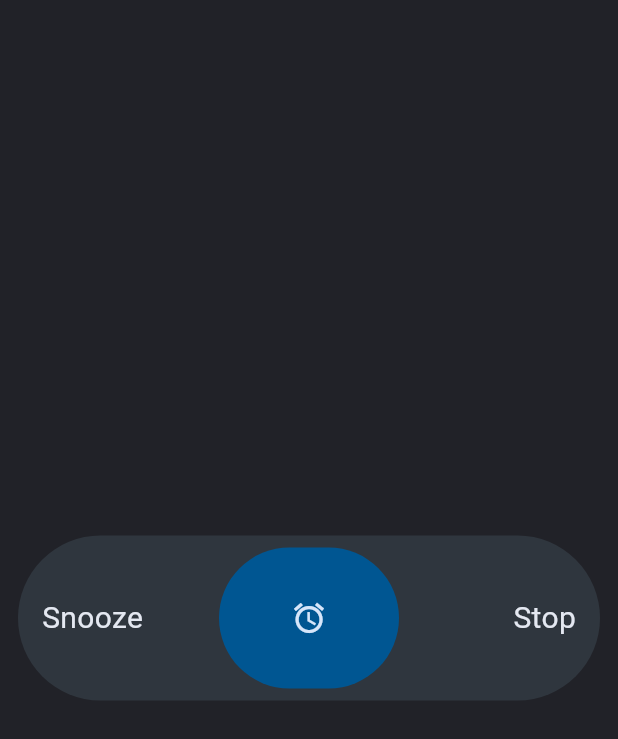
After one commit to Shadowsvg/widgets_gallery, a Flutter app: the AlarmAnimation screen opened directly, on a phone screen of 412 x 824 dp. The commit adds this screen. Shown: the top 739 px of the screen. Run offline on Flutter 3.47's test engine with Material 3 defaults, Android fonts, the phone set to English and light mode, and no system bars.

Commit message:
added animation to alarm icon and handled user touch to slide

```diff
--- /dev/null
+++ b/lib/widgets/animations/alarm_animation.dart
@@ -0,0 +1,238 @@
+import 'dart:math' as math;
+
+import 'package:flutter/material.dart';
+import 'package:widgets_gallery/custom_page_route.dart';
+
+class AlarmAnimation extends StatefulWidget {
+  const AlarmAnimation({super.key});
+
+  @override
+  State<AlarmAnimation> createState() => _AlarmAnimationState();
+}
+
+class _AlarmAnimationState extends State<AlarmAnimation> {
+  @override
+  Widget build(BuildContext context) {
+    return Scaffold(
+      backgroundColor: const Color(0xFF212228),
+      body: Center(
+        child: Container(
+          margin: const EdgeInsets.symmetric(
+            horizontal: 12,
+          ),
+          padding: const EdgeInsets.all(8),
+          height: 110,
+          decoration: BoxDecoration(
+            color: const Color(0xFF2f363e),
+            borderRadius: BorderRadius.circular(
+              55,
+            ),
+          ),
+          child: Row(
+            mainAxisAlignment: MainAxisAlignment.spaceBetween,
+            children: [
+              DragTarget<String>(
+                onAcceptWithDetails: (details) {
+                  if (details.data == 'alarm') {
+                    Navigator.push(
+                      context,
+                      CustomPageRoute(
+                        route: const AlarmChoiceScreen(
+                          alarmChoice: 'Snooze',
+                        ),
+                      ),
+                    );
+                  }
+                },
+                onMove: (details) {
+                  // if (details.data == 'alarm') {
+                  //   Navigator.push(
+                  //     context,
+                  //     CustomPageRoute(
+                  //       route: const AlarmChoiceScreen(
+                  //         alarmChoice: 'Snooze',
+                  //       ),
+                  //     ),
+                  //   );
+                  // }
+                },
+                builder: (
+                  BuildContext context,
+                  List<Object?> candidateData,
+                  List<dynamic> rejectedData,
+                ) {
+                  return Container(
+                    width: 120,
+                    padding: const EdgeInsets.only(left: 8),
+                    decoration: const BoxDecoration(
+                      borderRadius: BorderRadius.only(
+                        topLeft: Radius.circular(55),
+                        bottomLeft: Radius.circular(55),
+                      ),
+                    ),
+                    child: const Align(
+                      alignment: Alignment.centerLeft,
+                      child: Text(
+                        'Snooze',
+                        style: TextStyle(
+                          color: Color(0xffe4e8f1),
+                          fontSize: 20,
+                        ),
+                      ),
+                    ),
+                  );
+                },
+              ),
+              Draggable<String>(
+                data: 'alarm',
+                hitTestBehavior: HitTestBehavior.deferToChild,
+                feedback: const AlarmContainer(),
+                childWhenDragging: Container(
+                  color: Colors.transparent,
+                ),
+                axis: Axis.horizontal,
+                child: const AlarmContainer(),
+              ),
+              DragTarget<String>(
+                onAcceptWithDetails: (details) {
+                  if (details.data == 'alarm') {
+                    Navigator.push(
+                      context,
+                      CustomPageRoute(
+                        route: const AlarmChoiceScreen(
+                          alarmChoice: 'Stop',
+                        ),
+                      ),
+                    );
+                  }
+                },
+                builder: (
+                  BuildContext context,
+                  List<Object?> candidateData,
+                  List<dynamic> rejectedData,
+                ) {
+                  return Container(
+                    padding: const EdgeInsets.only(right: 8),
+                    width: 120,
+                    decoration: const BoxDecoration(
+                      borderRadius: BorderRadius.only(
+                        topRight: Radius.circular(55),
+                        bottomRight: Radius.circular(55),
+                      ),
+                    ),
+                    child: const Align(
+                      alignment: Alignment.centerRight,
+                      child: Text(
+                        'Stop',
+                        style: TextStyle(
+                          color: Color(0xffe4e8f1),
+                          fontSize: 20,
+                        ),
+                      ),
+                    ),
+                  );
+                },
+              ),
+            ],
+          ),
+        ),
+      ),
+    );
+  }
+}
+
+class AlarmContainer extends StatefulWidget {
+  const AlarmContainer({super.key});
+
+  @override
+  State<AlarmContainer> createState() => _AlarmContainerState();
+}
+
+class _AlarmContainerState extends State<AlarmContainer>
+    with SingleTickerProviderStateMixin {
+  late AnimationController _alarmController;
+  late Animation<double> _alarmAnimation;
+
+  @override
+  void initState() {
+    super.initState();
+    _alarmController = AnimationController(
+      vsync: this,
+      duration: const Duration(
+        milliseconds: 700,
+      ),
+    );
+    _alarmAnimation = Tween<double>(
+      begin: 0,
+      end: 1,
+    ).animate(
+      CurvedAnimation(
+        parent: _alarmController,
+        curve: Curves.elasticIn,
+      ),
+    );
+    _alarmController.repeat(
+      reverse: true,
+    );
+  }
+
+  @override
+  void dispose() {
+    _alarmController.dispose();
+    super.dispose();
+  }
+
+  @override
+  Widget build(BuildContext context) {
+    return Container(
+      height: 94,
+      width: 120,
+      decoration: BoxDecoration(
+        color: const Color(0xFF005692),
+        borderRadius: BorderRadius.circular(
+          55,
+        ),
+      ),
+      child: Center(
+        child: AnimatedBuilder(
+          animation: _alarmAnimation,
+          child: const Icon(
+            Icons.alarm,
+            color: Color(0xffd7e6fa),
+          ),
+          builder: (context, child) {
+            return Transform.rotate(
+              angle: (math.pi / 9) * _alarmAnimation.value,
+              alignment: Alignment.center,
+              child: child,
+            );
+          },
+        ),
+      ),
+    );
+  }
+}
+
+class AlarmChoiceScreen extends StatelessWidget {
+  const AlarmChoiceScreen({
+    super.key,
+    required this.alarmChoice,
+  });
+  final String alarmChoice;
+
+  @override
+  Widget build(BuildContext context) {
+    return Scaffold(
+      backgroundColor: const Color(0xFF212228),
+      body: Center(
+        child: Text(
+          alarmChoice,
+          style: const TextStyle(
+            color: Color(0xffe4e8f1),
+            fontSize: 32,
+          ),
+        ),
+      ),
+    );
+  }
+}
--- a/lib/widgets/animations/animations.dart
+++ b/lib/widgets/animations/animations.dart
@@ -1,5 +1,6 @@
 import 'package:flutter/material.dart';
 import 'package:widgets_gallery/base_scaffold.dart';
+import 'package:widgets_gallery/widgets/animations/alarm_animation.dart';
 import 'package:widgets_gallery/widgets/animations/button_animation.dart';
 import 'package:widgets_gallery/widgets/animations/loading_animation.dart';
 import 'package:widgets_gallery/widgets/buttons/normal_button.dart';
@@ -31,6 +32,13 @@ class Animations extends StatelessWidget {
             label: 'Button Animation',
             onTapWidget: ButtonAnimation(),
           ),
+          SizedBox(
+            height: 20,
+          ),
+          NormalButton(
+            label: 'Alarm Animation',
+            onTapWidget: AlarmAnimation(),
+          ),
         ],
       ),
     );
```
